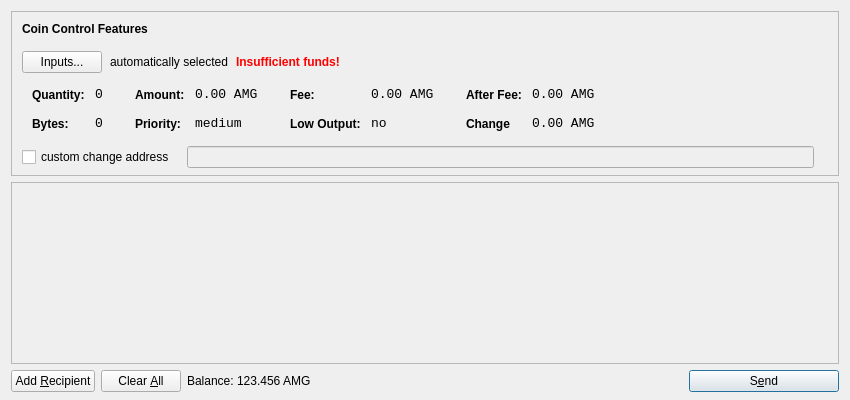
amigochain/amg-chain-source-code, file src/qt/forms/sendcoinsdialog.ui: the form before one commit.
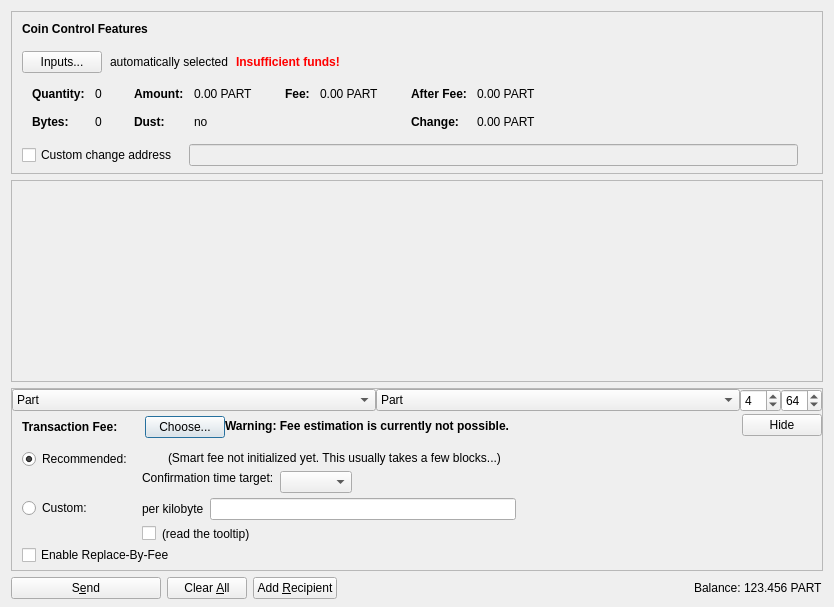
The form after the commit. Icons and pictures are not drawn. Custom widgets are drawn as their Qt base class.

Commit message: Updated Core to bitcoin 0.16

Diff of the .ui file:
```diff
--- a/src/qt/forms/sendcoinsdialog.ui
+++ b/src/qt/forms/sendcoinsdialog.ui
@@ -6,14 +6,14 @@
    <rect>
     <x>0</x>
     <y>0</y>
-    <width>850</width>
-    <height>400</height>
+    <width>830</width>
+    <height>607</height>
    </rect>
   </property>
   <property name="windowTitle">
    <string>Send Coins</string>
   </property>
-  <layout class="QVBoxLayout" name="verticalLayout" stretch="0,1,0">
+  <layout class="QVBoxLayout" name="verticalLayout" stretch="0,1,0,0">
    <property name="bottomMargin">
     <number>8</number>
    </property>
@@ -39,7 +39,7 @@
      </property>
      <layout class="QVBoxLayout" name="verticalLayoutCoinControl2">
       <property name="spacing">
-       <number>-1</number>
+       <number>0</number>
       </property>
       <property name="leftMargin">
        <number>0</number>
@@ -109,6 +109,9 @@
             <property name="text">
              <string>Inputs...</string>
             </property>
+            <property name="autoDefault">
+             <bool>false</bool>
+            </property>
            </widget>
           </item>
           <item>
@@ -173,7 +176,16 @@
            <string notr="true"/>
           </property>
           <layout class="QHBoxLayout" name="horizontalLayoutCoinControl5">
-           <property name="margin">
+           <property name="leftMargin">
+            <number>0</number>
+           </property>
+           <property name="topMargin">
+            <number>0</number>
+           </property>
+           <property name="rightMargin">
+            <number>0</number>
+           </property>
+           <property name="bottomMargin">
             <number>0</number>
            </property>
            <item>
@@ -206,8 +218,11 @@
                </property>
                <item row="0" column="0">
                 <widget class="QLabel" name="labelCoinControlQuantityText">
-                 <property name="styleSheet">
-                  <string notr="true">font-weight:bold;</string>
+                 <property name="font">
+                  <font>
+                   <weight>75</weight>
+                   <bold>true</bold>
+                  </font>
                  </property>
                  <property name="text">
                   <string>Quantity:</string>
@@ -219,12 +234,6 @@
                </item>
                <item row="0" column="1">
                 <widget class="QLabel" name="labelCoinControlQuantity">
-                 <property name="font">
-                  <font>
-                   <family>Monospace</family>
-                   <pointsize>10</pointsize>
-                  </font>
-                 </property>
                  <property name="cursor">
                   <cursorShape>IBeamCursor</cursorShape>
                  </property>
@@ -232,7 +241,7 @@
                   <enum>Qt::ActionsContextMenu</enum>
                  </property>
                  <property name="text">
-                  <string>0</string>
+                  <string notr="true">0</string>
                  </property>
                  <property name="margin">
                   <number>0</number>
@@ -244,8 +253,11 @@
                </item>
                <item row="1" column="0">
                 <widget class="QLabel" name="labelCoinControlBytesText">
-                 <property name="styleSheet">
-                  <string notr="true">font-weight:bold;</string>
+                 <property name="font">
+                  <font>
+                   <weight>75</weight>
+                   <bold>true</bold>
+                  </font>
                  </property>
                  <property name="text">
                   <string>Bytes:</string>
@@ -254,12 +266,6 @@
                </item>
                <item row="1" column="1">
                 <widget class="QLabel" name="labelCoinControlBytes">
-                 <property name="font">
-                  <font>
-                   <family>Monospace</family>
-                   <pointsize>10</pointsize>
-                  </font>
-                 </property>
                  <property name="cursor">
                   <cursorShape>IBeamCursor</cursorShape>
                  </property>
@@ -267,7 +273,7 @@
                   <enum>Qt::ActionsContextMenu</enum>
                  </property>
                  <property name="text">
-                  <string>0</string>
+                  <string notr="true">0</string>
                  </property>
                  <property name="textInteractionFlags">
                   <set>Qt::LinksAccessibleByMouse|Qt::TextSelectableByKeyboard|Qt::TextSelectableByMouse</set>
@@ -295,8 +301,11 @@
                </property>
                <item row="0" column="0">
                 <widget class="QLabel" name="labelCoinControlAmountText">
-                 <property name="styleSheet">
-                  <string notr="true">font-weight:bold;</string>
+                 <property name="font">
+                  <font>
+                   <weight>75</weight>
+                   <bold>true</bold>
+                  </font>
                  </property>
                  <property name="text">
                   <string>Amount:</string>
@@ -308,12 +317,6 @@
                </item>
                <item row="0" column="1">
                 <widget class="QLabel" name="labelCoinControlAmount">
-                 <property name="font">
-                  <font>
-                   <family>Monospace</family>
-                   <pointsize>10</pointsize>
-                  </font>
-                 </property>
                  <property name="cursor">
                   <cursorShape>IBeamCursor</cursorShape>
                  </property>
@@ -321,7 +324,7 @@
                   <enum>Qt::ActionsContextMenu</enum>
                  </property>
                  <property name="text">
-                  <string>0.00 AMG</string>
+                  <string notr="true">0.00 PART</string>
                  </property>
                  <property name="textInteractionFlags">
                   <set>Qt::LinksAccessibleByMouse|Qt::TextSelectableByKeyboard|Qt::TextSelectableByMouse</set>
@@ -329,23 +332,20 @@
                 </widget>
                </item>
                <item row="1" column="0">
-                <widget class="QLabel" name="labelCoinControlPriorityText">
-                 <property name="styleSheet">
-                  <string notr="true">font-weight:bold;</string>
+                <widget class="QLabel" name="labelCoinControlLowOutputText">
+                 <property name="font">
+                  <font>
+                   <weight>75</weight>
+                   <bold>true</bold>
+                  </font>
                  </property>
                  <property name="text">
-                  <string>Priority:</string>
+                  <string>Dust:</string>
                  </property>
                 </widget>
                </item>
                <item row="1" column="1">
-                <widget class="QLabel" name="labelCoinControlPriority">
-                 <property name="font">
-                  <font>
-                   <family>Monospace</family>
-                   <pointsize>10</pointsize>
-                  </font>
-                 </property>
+                <widget class="QLabel" name="labelCoinControlLowOutput">
                  <property name="cursor">
                   <cursorShape>IBeamCursor</cursorShape>
                  </property>
@@ -353,7 +353,7 @@
                   <enum>Qt::ActionsContextMenu</enum>
                  </property>
                  <property name="text">
-                  <string>medium</string>
+                  <string notr="true">no</string>
                  </property>
                  <property name="textInteractionFlags">
                   <set>Qt::LinksAccessibleByMouse|Qt::TextSelectableByKeyboard|Qt::TextSelectableByMouse</set>
@@ -381,8 +381,11 @@
                </property>
                <item row="0" column="0">
                 <widget class="QLabel" name="labelCoinControlFeeText">
-                 <property name="styleSheet">
-                  <string notr="true">font-weight:bold;</string>
+                 <property name="font">
+                  <font>
+                   <weight>75</weight>
+                   <bold>true</bold>
+                  </font>
                  </property>
                  <property name="text">
                   <string>Fee:</string>
@@ -394,12 +397,6 @@
                </item>
                <item row="0" column="1">
                 <widget class="QLabel" name="labelCoinControlFee">
-                 <property name="font">
-                  <font>
-                   <family>Monospace</family>
-                   <pointsize>10</pointsize>
-                  </font>
-                 </property>
                  <property name="cursor">
                   <cursorShape>IBeamCursor</cursorShape>
                  </property>
@@ -407,39 +404,7 @@
                   <enum>Qt::ActionsContextMenu</enum>
                  </property>
                  <property name="text">
-                  <string>0.00 AMG</string>
-                 </property>
-                 <property name="textInteractionFlags">
-                  <set>Qt::LinksAccessibleByMouse|Qt::TextSelectableByKeyboard|Qt::TextSelectableByMouse</set>
-                 </property>
-                </widget>
-               </item>
-               <item row="1" column="0">
-                <widget class="QLabel" name="labelCoinControlLowOutputText">
-                 <property name="styleSheet">
-                  <string notr="true">font-weight:bold;</string>
-                 </property>
-                 <property name="text">
-                  <string>Low Output:</string>
-                 </property>
-                </widget>
-               </item>
-               <item row="1" column="1">
-                <widget class="QLabel" name="labelCoinControlLowOutput">
-                 <property name="font">
-                  <font>
-                   <family>Monospace</family>
-                   <pointsize>10</pointsize>
-                  </font>
-                 </property>
-                 <property name="cursor">
-                  <cursorShape>IBeamCursor</cursorShape>
-                 </property>
-                 <property name="contextMenuPolicy">
-                  <enum>Qt::ActionsContextMenu</enum>
-                 </property>
-                 <property name="text">
-                  <string>no</string>
+                  <string notr="true">0.00 PART</string>
                  </property>
                  <property name="textInteractionFlags">
                   <set>Qt::LinksAccessibleByMouse|Qt::TextSelectableByKeyboard|Qt::TextSelectableByMouse</set>
@@ -467,8 +432,11 @@
                </property>
                <item row="0" column="0">
                 <widget class="QLabel" name="labelCoinControlAfterFeeText">
-                 <property name="styleSheet">
-                  <string notr="true">font-weight:bold;</string>
+                 <property name="font">
+                  <font>
+                   <weight>75</weight>
+                   <bold>true</bold>
+                  </font>
                  </property>
                  <property name="text">
                   <string>After Fee:</string>
@@ -480,12 +448,6 @@
                </item>
                <item row="0" column="1">
                 <widget class="QLabel" name="labelCoinControlAfterFee">
-                 <property name="font">
-                  <font>
-                   <family>Monospace</family>
-                   <pointsize>10</pointsize>
-                  </font>
-                 </property>
                  <property name="cursor">
                   <cursorShape>IBeamCursor</cursorShape>
                  </property>
@@ -493,7 +455,7 @@
                   <enum>Qt::ActionsContextMenu</enum>
                  </property>
                  <property name="text">
-                  <string>0.00 AMG</string>
+                  <string notr="true">0.00 PART</string>
                  </property>
                  <property name="textInteractionFlags">
                   <set>Qt::LinksAccessibleByMouse|Qt::TextSelectableByKeyboard|Qt::TextSelectableByMouse</set>
@@ -502,22 +464,19 @@
                </item>
                <item row="1" column="0">
                 <widget class="QLabel" name="labelCoinControlChangeText">
-                 <property name="styleSheet">
-                  <string notr="true">font-weight:bold;</string>
+                 <property name="font">
+                  <font>
+                   <weight>75</weight>
+                   <bold>true</bold>
+                  </font>
                  </property>
                  <property name="text">
-                  <string>Change</string>
+                  <string>Change:</string>
                  </property>
                 </widget>
                </item>
                <item row="1" column="1">
                 <widget class="QLabel" name="labelCoinControlChange">
-                 <property name="font">
-                  <font>
-                   <family>Monospace</family>
-                   <pointsize>10</pointsize>
-                  </font>
-                 </property>
                  <property name="cursor">
                   <cursorShape>IBeamCursor</cursorShape>
                  </property>
@@ -525,7 +484,7 @@
                   <enum>Qt::ActionsContextMenu</enum>
                  </property>
                  <property name="text">
-                  <string>0.00 AMG</string>
+                  <string notr="true">0.00 PART</string>
                  </property>
                  <property name="textInteractionFlags">
                   <set>Qt::LinksAccessibleByMouse|Qt::TextSelectableByKeyboard|Qt::TextSelectableByMouse</set>
@@ -555,13 +514,16 @@
           </property>
           <item>
            <widget class="QCheckBox" name="checkBoxCoinControlChange">
+            <property name="toolTip">
+             <string>If this is activated, but the change address is empty or invalid, change will be sent to a newly generated address.</string>
+            </property>
             <property name="text">
-             <string>custom change address</string>
+             <string>Custom change address</string>
             </property>
            </widget>
           </item>
           <item>
-           <widget class="QLineEdit" name="lineEditCoinControlChange">
+           <widget class="QValidatedLineEdit" name="lineEditCoinControlChange">
             <property name="enabled">
              <bool>false</bool>
             </property>
@@ -625,12 +587,21 @@
        <rect>
         <x>0</x>
         <y>0</y>
-        <width>830</width>
-        <height>165</height>
+        <width>812</width>
+        <height>129</height>
        </rect>
       </property>
-      <layout class="QVBoxLayout" name="verticalLayout_2">
-       <property name="margin">
+      <layout class="QVBoxLayout" name="verticalLayout_2" stretch="0,1">
+       <property name="leftMargin">
+        <number>0</number>
+       </property>
+       <property name="topMargin">
+        <number>0</number>
+       </property>
+       <property name="rightMargin">
+        <number>0</number>
+       </property>
+       <property name="bottomMargin">
         <number>0</number>
        </property>
        <item>
@@ -657,23 +628,623 @@
      </widget>
     </widget>
    </item>
+   <item>
+    <widget class="QFrame" name="frameFee">
+     <property name="sizePolicy">
+      <sizepolicy hsizetype="Expanding" vsizetype="Expanding">
+       <horstretch>0</horstretch>
+       <verstretch>0</verstretch>
+      </sizepolicy>
+     </property>
+     <property name="maximumSize">
+      <size>
+       <width>16777215</width>
+       <height>16777215</height>
+      </size>
+     </property>
+     <property name="frameShape">
+      <enum>QFrame::StyledPanel</enum>
+     </property>
+     <property name="frameShadow">
+      <enum>QFrame::Sunken</enum>
+     </property>
+     <layout class="QVBoxLayout" name="verticalLayoutFee1">
+      <property name="spacing">
+       <number>0</number>
+      </property>
+      <property name="leftMargin">
+       <number>0</number>
+      </property>
+      <property name="topMargin">
+       <number>0</number>
+      </property>
+      <property name="rightMargin">
+       <number>0</number>
+      </property>
+      <property name="bottomMargin">
+       <number>0</number>
+      </property>
+      <item>
+       <layout class="QHBoxLayout" name="horizontalLayout_3">
+        <item>
+         <widget class="QComboBox" name="cbxTypeFrom">
+          <property name="toolTip">
+           <string>Balance type to send from.</string>
+          </property>
+          <item>
+           <property name="text">
+            <string>Part</string>
+           </property>
+          </item>
+          <item>
+           <property name="text">
+            <string>Blind</string>
+           </property>
+          </item>
+          <item>
+           <property name="text">
+            <string>Anon</string>
+           </property>
+          </item>
+         </widget>
+        </item>
+        <item>
+         <widget class="QComboBox" name="cbxTypeTo">
+          <property name="toolTip">
+           <string>Balance type to send to.</string>
+          </property>
+          <item>
+           <property name="text">
+            <string>Part</string>
+           </property>
+          </item>
+          <item>
+           <property name="text">
+            <string>Blind</string>
+           </property>
+          </item>
+          <item>
+           <property name="text">
+            <string>Anon</string>
+           </property>
+          </item>
+         </widget>
+        </item>
+        <item>
+         <widget class="QSpinBox" name="spinRingSize">
+          <property name="sizePolicy">
+           <sizepolicy hsizetype="Fixed" vsizetype="Fixed">
+            <horstretch>0</horstretch>
+            <verstretch>0</verstretch>
+           </sizepolicy>
+          </property>
+          <property name="minimum">
+           <number>3</number>
+          </property>
+          <property name="maximum">
+           <number>32</number>
+          </property>
+          <property name="value">
+           <number>4</number>
+          </property>
+         </widget>
+        </item>
+        <item>
+         <widget class="QSpinBox" name="spinMaxInputs">
+          <property name="sizePolicy">
+           <sizepolicy hsizetype="Fixed" vsizetype="Fixed">
+            <horstretch>0</horstretch>
+            <verstretch>0</verstretch>
+           </sizepolicy>
+          </property>
+          <property name="minimum">
+           <number>1</number>
+          </property>
+          <property name="value">
+           <number>64</number>
+          </property>
+         </widget>
+        </item>
+       </layout>
+      </item>
+      <item>
+       <layout class="QVBoxLayout" name="verticalLayoutFee2" stretch="0,0,0">
+        <property name="spacing">
+         <number>0</number>
+        </property>
+        <property name="leftMargin">
+         <number>10</number>
+        </property>
+        <property name="topMargin">
+         <number>0</number>
+        </property>
+        <item>
+         <layout class="QHBoxLayout" name="horizontalLayoutFee1">
+          <property name="bottomMargin">
+           <number>0</number>
+          </property>
+          <item>
+           <layout class="QVBoxLayout" name="verticalLayoutFee7">
+            <property name="spacing">
+             <number>0</number>
+            </property>
+            <item>
+             <spacer name="verticalSpacerSmartFee">
+              <property name="orientation">
+               <enum>Qt::Vertical</enum>
+              </property>
+              <property name="sizeType">
+               <enum>QSizePolicy::Fixed</enum>
+              </property>
+              <property name="sizeHint" stdset="0">
+               <size>
+                <width>1</width>
+                <height>4</height>
+               </size>
+              </property>
+             </spacer>
+            </item>
+            <item>
+             <layout class="QHBoxLayout" name="horizontalLayoutSmartFee">
+              <property name="spacing">
+               <number>10</number>
+              </property>
+              <item>
+               <widget class="QLabel" name="labelFeeHeadline">
+                <property name="sizePolicy">
+                 <sizepolicy hsizetype="Preferred" vsizetype="Maximum">
+                  <horstretch>0</horstretch>
+                  <verstretch>0</verstretch>
+                 </sizepolicy>
+                </property>
+                <property name="font">
+                 <font>
+                  <weight>75</weight>
+                  <bold>true</bold>
+                 </font>
+                </property>
+                <property name="styleSheet">
+                 <string notr="true">font-weight:bold;</string>
+                </property>
+                <property name="text">
+                 <string>Transaction Fee:</string>
+                </property>
+               </widget>
+              </item>
+              <item>
+               <widget class="QLabel" name="labelFeeMinimized">
+                <property name="text">
+                 <string/>
+                </property>
+               </widget>
+              </item>
+              <item>
+               <widget class="QPushButton" name="buttonChooseFee">
+                <property name="text">
+                 <string>Choose...</string>
+                </property>
+               </widget>
+              </item>
+             </layout>
+            </item>
+            <item>
+             <spacer name="verticalSpacer_5">
+              <property name="orientation">
+               <enum>Qt::Vertical</enum>
+              </property>
+              <property name="sizeHint" stdset="0">
+               <size>
+                <width>1</width>
+                <height>1</height>
+               </size>
+              </property>
+             </spacer>
+            </item>
+           </layout>
+          </item>
+          <item>
+           <widget class="QLabel" name="fallbackFeeWarningLabel">
+            <property name="toolTip">
+             <string>Using the fallbackfee can result in sending a transaction that will take several hours or days (or never) to confirm. Consider choosing your fee manually or wait until you have validated the complete chain.</string>
+            </property>
+            <property name="font">
+            <font>
+                <weight>75</weight>
+                <bold>true</bold>
+            </font>
+            </property>
+            <property name="text">
+             <string>Warning: Fee estimation is currently not possible.</string>
+            </property>
+            <property name="wordWrap">
+             <bool>false</bool>
+            </property>
+           </widget>
+          </item>
+          <item>
+           <spacer name="horizontalSpacer_4">
+            <property name="orientation">
+             <enum>Qt::Horizontal</enum>
+            </property>
+            <property name="sizeType">
+             <enum>QSizePolicy::MinimumExpanding</enum>
+            </property>
+            <property name="sizeHint" stdset="0">
+             <size>
+              <width>40</width>
+              <height>20</height>
+             </size>
+            </property>
+           </spacer>
+          </item>
+          <item>
+           <widget class="QPushButton" name="buttonMinimizeFee">
+            <property name="toolTip">
+             <string>collapse fee-settings</string>
+            </property>
+            <property name="text">
+             <string>Hide</string>
+            </property>
+           </widget>
+          </item>
+         </layout>
+        </item>
+        <item>
+         <widget class="QFrame" name="frameFeeSelection">
+          <layout class="QVBoxLayout" name="verticalLayoutFee12">
+           <property name="spacing">
+            <number>0</number>
+           </property>
+           <property name="leftMargin">
+            <number>0</number>
+           </property>
+           <property name="topMargin">
+            <number>0</number>
+           </property>
+           <property name="rightMargin">
+            <number>0</number>
+           </property>
+           <property name="bottomMargin">
+            <number>0</number>
+           </property>
+           <item>
+            <layout class="QGridLayout" name="gridLayoutFee">
+             <property name="topMargin">
+              <number>10</number>
+             </property>
+             <property name="bottomMargin">
+              <number>4</number>
+             </property>
+             <property name="horizontalSpacing">
+              <number>10</number>
+             </property>
+             <property name="verticalSpacing">
+              <number>4</number>
+             </property>
+             <item row="1" column="1">
+              <layout class="QVBoxLayout" name="verticalLayoutFee8">
+               <property name="spacing">
+                <number>6</number>
+               </property>
+               <item>
+                <layout class="QHBoxLayout" name="horizontalLayoutFee13">
+                 <item>
+                  <widget class="QLabel" name="labelCustomPerKilobyte">
+                   <property name="toolTip">
+                    <string>If the custom fee is set to 1000 satoshis and the transaction is only 250 bytes, then &quot;per kilobyte&quot; only pays 250 satoshis in fee, while &quot;total at least&quot; pays 1000 satoshis. For transactions bigger than a kilobyte both pay by kilobyte.</string>
+                   </property>
+                   <property name="text">
+                    <string>per kilobyte</string>
+                   </property>
+                  </widget>
+                 </item>
+                 <item>
+                  <widget class="BitcoinAmountField" name="customFee"/>
+                 </item>
+                 <item>
+                  <spacer name="horizontalSpacer_6">
+                   <property name="orientation">
+                    <enum>Qt::Horizontal</enum>
+                   </property>
+                   <property name="sizeHint" stdset="0">
+                    <size>
+                     <width>1</width>
+                     <height>1</height>
+                    </size>
+                   </property>
+                  </spacer>
+                 </item>
+                </layout>
+               </item>
+               <item>
+                <layout class="QHBoxLayout" name="horizontalLayoutFee8">
+                 <item>
+                  <widget class="QCheckBox" name="checkBoxMinimumFee">
+                   <property name="toolTip">
+                    <string>Paying only the minimum fee is just fine as long as there is less transaction volume than space in the blocks. But be aware that this can end up in a never confirming transaction once there is more demand for amigo transactions than the network can process.</string>
+                   </property>
+                   <property name="text">
+                    <string/>
+                   </property>
+                  </widget>
+                 </item>
+                 <item>
+                  <widget class="QLabel" name="labelMinFeeWarning">
+                   <property name="enabled">
+                    <bool>true</bool>
+                   </property>
+                   <property name="toolTip">
+                    <string>Paying only the minimum fee is just fine as long as there is less transaction volume than space in the blocks. But be aware that this can end up in a never confirming transaction once there is more demand for amigo transactions than the network can process.</string>
+                   </property>
+                   <property name="text">
+                    <string>(read the tooltip)</string>
+                   </property>
+                   <property name="margin">
+                    <number>5</number>
+                   </property>
+                  </widget>
+                 </item>
+                 <item>
+                  <spacer name="horizontalSpacer_2">
+                   <property name="orientation">
+                    <enum>Qt::Horizontal</enum>
+                   </property>
+                   <property name="sizeHint" stdset="0">
+                    <size>
+                     <width>1</width>
+                     <height>1</height>
+                    </size>
+                   </property>
+                  </spacer>
+                 </item>
+                </layout>
+               </item>
+              </layout>
+             </item>
+             <item row="0" column="0">
+              <layout class="QVBoxLayout" name="verticalLayoutFee4" stretch="0,1">
+               <item>
+                <widget class="QRadioButton" name="radioSmartFee">
+                 <property name="text">
+                  <string>Recommended:</string>
+                 </property>
+                 <property name="checked">
+                  <bool>true</bool>
+                 </property>
+                 <attribute name="buttonGroup">
+                  <string notr="true">groupFee</string>
+                 </attribute>
+                </widget>
+               </item>
+               <item>
+                <spacer name="verticalSpacer_2">
+                 <property name="orientation">
+                  <enum>Qt::Vertical</enum>
+                 </property>
+                 <property name="sizeHint" stdset="0">
+                  <size>
+                   <width>1</width>
+                   <height>1</height>
+                  </size>
+                 </property>
+                </spacer>
+               </item>
+              </layout>
+             </item>
+             <item row="1" column="0">
+              <layout class="QVBoxLayout" name="verticalLayoutFee9" stretch="0,1">
+               <item>
+                <widget class="QRadioButton" name="radioCustomFee">
+                 <property name="text">
+                  <string>Custom:</string>
+                 </property>
+                 <attribute name="buttonGroup">
+                  <string notr="true">groupFee</string>
+                 </attribute>
+                </widget>
+               </item>
+               <item>
+                <spacer name="verticalSpacer_6">
+                 <property name="orientation">
+                  <enum>Qt::Vertical</enum>
+                 </property>
+                 <property name="sizeHint" stdset="0">
+                  <size>
+                   <width>1</width>
+                   <height>1</height>
+                  </size>
+                 </property>
+                </spacer>
+               </item>
+              </layout>
+             </item>
+             <item row="0" column="1">
+              <layout class="QVBoxLayout" name="verticalLayoutFee3" stretch="0,0,1">
+               <property name="spacing">
+                <number>6</number>
+               </property>
+               <property name="topMargin">
+                <number>2</number>
+               </property>
+               <item>
+                <layout class="QHBoxLayout" name="horizontalLayoutFee12">
+                 <item>
+                  <widget class="QLabel" name="labelSmartFee">
+                   <property name="text">
+                    <string/>
+                   </property>
+                   <property name="margin">
+                    <number>2</number>
+                   </property>
+                  </widget>
+                 </item>
+                 <item>
+                  <widget class="QLabel" name="labelFeeEstimation">
+                   <property name="text">
+                    <string/>
+                   </property>
+                  </widget>
+                 </item>
+                 <item>
+                  <widget class="QLabel" name="labelSmartFee2">
+                   <property name="text">
+                    <string>(Smart fee not initialized yet. This usually takes a few blocks...)</string>
+                   </property>
+                   <property name="margin">
+                    <number>2</number>
+                   </property>
+                  </widget>
+                 </item>
+                 <item>
+                  <spacer name="horizontalSpacer_5">
+                   <property name="orientation">
+                    <enum>Qt::Horizontal</enum>
+                   </property>
+                   <property name="sizeHint" stdset="0">
+                    <size>
+                     <width>1</width>
+                     <height>1</height>
+                    </size>
+                   </property>
+                  </spacer>
+                 </item>
+                </layout>
+               </item>
+               <item>
+                <layout class="QHBoxLayout" name="horizontalLayoutFee9">
+                 <item>
+                  <layout class="QVBoxLayout" name="verticalLayoutFee6">
+                   <item>
+                    <widget class="QLabel" name="labelSmartFee3">
+                     <property name="text">
+                      <string>Confirmation time target:</string>
+                     </property>
+                     <property name="margin">
+                      <number>2</number>
+                     </property>
+                    </widget>
+                   </item>
+                   <item>
+                    <spacer name="verticalSpacer_3">
+                     <property name="orientation">
+                      <enum>Qt::Vertical</enum>
+                     </property>
+                     <property name="sizeHint" stdset="0">
+                      <size>
+                       <width>1</width>
+                       <height>1</height>
+                      </size>
+                     </property>
+                    </spacer>
+                   </item>
+                  </layout>
+                 </item>
+                 <item>
+                  <layout class="QVBoxLayout" name="verticalLayoutFee5">
+                   <property name="rightMargin">
+                    <number>30</number>
+                   </property>
+                   <item>
+                    <layout class="QHBoxLayout" name="horizontalLayoutConfTarget">
+                     <property name="bottomMargin">
+                      <number>0</number>
+                     </property>
+                     <item>
+                      <widget class="QComboBox" name="confTargetSelector"/>
+                     </item>
+                     <item>
+                      <spacer name="horizontalSpacerConfTarget">
+                       <property name="orientation">
+                        <enum>Qt::Horizontal</enum>
+                       </property>
+                       <property name="sizeHint" stdset="0">
+                        <size>
+                         <width>40</width>
+                         <height>20</height>
+                        </size>
+                       </property>
+                      </spacer>
+                     </item>
+                    </layout>
+                   </item>
+                  </layout>
+                 </item>
+                </layout>
+               </item>
+               <item>
+                <spacer name="verticalSpacer_4">
+                 <property name="orientation">
+                  <enum>Qt::Vertical</enum>
+                 </property>
+                 <property name="sizeHint" stdset="0">
+                  <size>
+                   <width>1</width>
+                   <height>1</height>
+                  </size>
+                 </property>
+                </spacer>
+               </item>
+              </layout>
+             </item>
+            </layout>
+           </item>
+           <item>
+            <widget class="QCheckBox" name="optInRBF">
+             <property name="text">
+              <string>Enable Replace-By-Fee</string>
+             </property>
+             <property name="toolTip">
+              <string>With Replace-By-Fee (BIP-125) you can increase a transaction's fee after it is sent. Without this, a higher fee may be recommended to compensate for increased transaction delay risk.</string>
+             </property>
+            </widget>
+           </item>
+          </layout>
+         </widget>
+        </item>
+        <item>
+         <spacer name="verticalSpacerFee">
+          <property name="orientation">
+           <enum>Qt::Vertical</enum>
+          </property>
+          <property name="sizeHint" stdset="0">
+           <size>
+            <width>40</width>
+            <height>5</height>
+           </size>
+          </property>
+         </spacer>
+        </item>
+       </layout>
+      </item>
+     </layout>
+    </widget>
+   </item>
    <item>
     <layout class="QHBoxLayout" name="horizontalLayout">
      <item>
-      <widget class="QPushButton" name="addButton">
+      <widget class="QPushButton" name="sendButton">
+       <property name="minimumSize">
+        <size>
+         <width>150</width>
+         <height>0</height>
+        </size>
+       </property>
        <property name="toolTip">
-        <string>Send to multiple recipients at once</string>
+        <string>Confirm the send action</string>
        </property>
        <property name="text">
-        <string>Add &amp;Recipient</string>
+        <string>S&amp;end</string>
        </property>
        <property name="icon">
         <iconset resource="../bitcoin.qrc">
-         <normaloff>:/icons/add</normaloff>:/icons/add</iconset>
+         <normaloff>:/icons/send</normaloff>:/icons/send</iconset>
        </property>
        <property name="autoDefault">
         <bool>false</bool>
        </property>
+       <property name="default">
+        <bool>false</bool>
+       </property>
       </widget>
      </item>
      <item>
@@ -685,7 +1256,7 @@
         </sizepolicy>
        </property>
        <property name="toolTip">
-        <string>Remove all transaction fields</string>
+        <string>Clear all fields of the form.</string>
        </property>
        <property name="text">
         <string>Clear &amp;All</string>
@@ -694,14 +1265,41 @@
         <iconset resource="../bitcoin.qrc">
          <normaloff>:/icons/remove</normaloff>:/icons/remove</iconset>
        </property>
-       <property name="autoRepeatDelay">
-        <number>300</number>
+       <property name="autoDefault">
+        <bool>false</bool>
        </property>
+      </widget>
+     </item>
+     <item>
+      <widget class="QPushButton" name="addButton">
+       <property name="toolTip">
+        <string>Send to multiple recipients at once</string>
+       </property>
+       <property name="text">
+        <string>Add &amp;Recipient</string>
+       </property>
+       <property name="icon">
+        <iconset resource="../bitcoin.qrc">
+         <normaloff>:/icons/add</normaloff>:/icons/add</iconset>
+       </property>
        <property name="autoDefault">
         <bool>false</bool>
        </property>
       </widget>
      </item>
+     <item>
+      <spacer name="horizontalSpacer">
+       <property name="orientation">
+        <enum>Qt::Horizontal</enum>
+       </property>
+       <property name="sizeHint" stdset="0">
+        <size>
+         <width>40</width>
+         <height>20</height>
+        </size>
+       </property>
+      </spacer>
+     </item>
      <item>
       <layout class="QHBoxLayout" name="horizontalLayout_2">
        <property name="spacing">
@@ -732,7 +1330,7 @@
           <cursorShape>IBeamCursor</cursorShape>
          </property>
          <property name="text">
-          <string>123.456 AMG</string>
+          <string notr="true">123.456 PART</string>
          </property>
          <property name="textInteractionFlags">
           <set>Qt::LinksAccessibleByMouse|Qt::TextSelectableByKeyboard|Qt::TextSelectableByMouse</set>
@@ -741,46 +1339,23 @@
        </item>
       </layout>
      </item>
-     <item>
-      <spacer name="horizontalSpacer">
-       <property name="orientation">
-        <enum>Qt::Horizontal</enum>
-       </property>
-       <property name="sizeHint" stdset="0">
-        <size>
-         <width>40</width>
-         <height>20</height>
-        </size>
-       </property>
-      </spacer>
-     </item>
-     <item>
-      <widget class="QPushButton" name="sendButton">
-       <property name="minimumSize">
-        <size>
-         <width>150</width>
-         <height>0</height>
-        </size>
-       </property>
-       <property name="toolTip">
-        <string>Confirm the send action</string>
-       </property>
-       <property name="text">
-        <string>S&amp;end</string>
-       </property>
-       <property name="icon">
-        <iconset resource="../bitcoin.qrc">
-         <normaloff>:/icons/send</normaloff>:/icons/send</iconset>
-       </property>
-       <property name="default">
-        <bool>true</bool>
-       </property>
-      </widget>
-     </item>
     </layout>
    </item>
   </layout>
  </widget>
+ <customwidgets>
+  <customwidget>
+   <class>QValidatedLineEdit</class>
+   <extends>QLineEdit</extends>
+   <header>qt/qvalidatedlineedit.h</header>
+  </customwidget>
+  <customwidget>
+   <class>BitcoinAmountField</class>
+   <extends>QLineEdit</extends>
+   <header>qt/bitcoinamountfield.h</header>
+   <container>1</container>
+  </customwidget>
+ </customwidgets>
  <resources>
   <include location="../bitcoin.qrc"/>
  </resources>
```
Left out of the diff: 3 changed lines with no effect on the pictures. The commit also changes 2146 other files.
